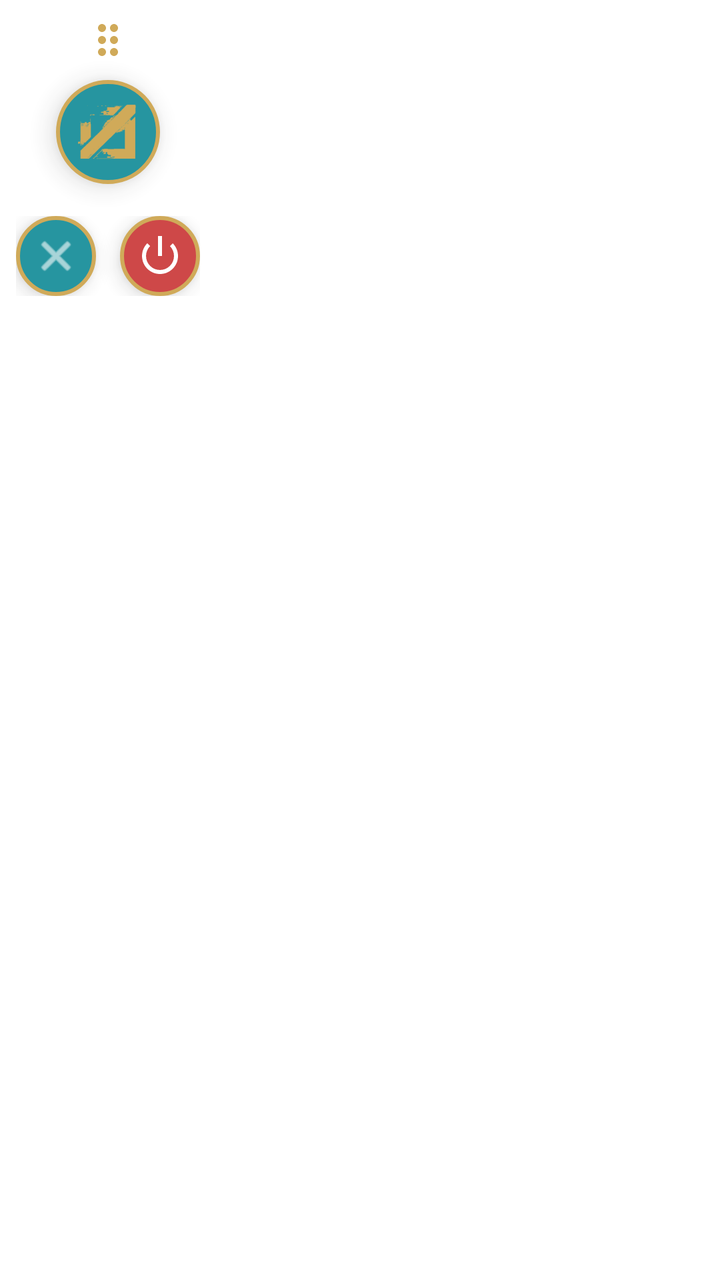
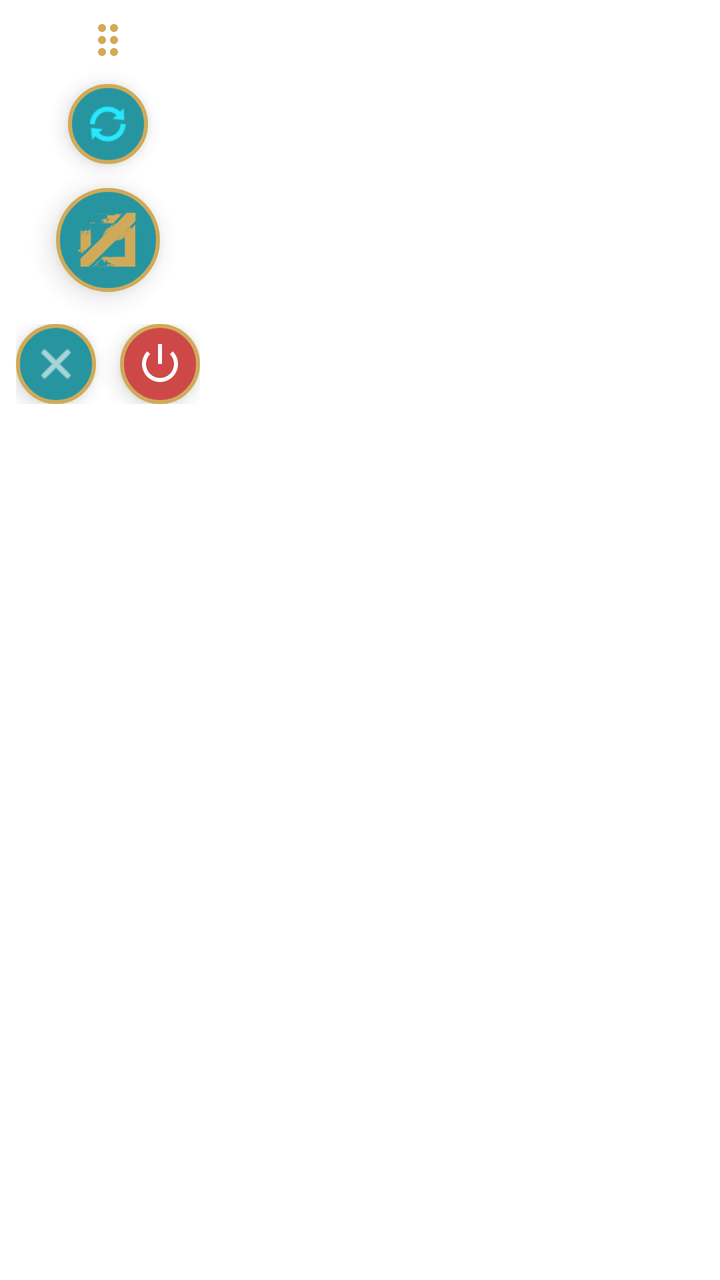

Compare the two renders of this Android layout. The source of the first and the diff that turns it into the second are given below.
<!-- AndroidManifest.xml: fallback theme Theme.MaterialComponents.DayNight.NoActionBar -->
<!-- res/layout/layout_overlay.xml -->
<?xml version="1.0" encoding="utf-8"?>
<FrameLayout xmlns:android="http://schemas.android.com/apk/res/android"
    android:layout_width="wrap_content"
    android:layout_height="wrap_content"
    android:animateLayoutChanges="true">

    
    <ImageButton
        android:id="@+id/btnCollapsedBubble"
        android:layout_width="48dp"
        android:layout_height="48dp"
        android:layout_gravity="start|top"
        android:background="@drawable/bg_hextech_button"
        android:src="@drawable/ic_general" 
        android:tint="#FFFFFF"
        android:scaleType="fitCenter"
        android:padding="10dp"
        android:cropToPadding="true"
        android:elevation="6dp"
        android:alpha="0.75"
        android:contentDescription="Expandir Controles"
        android:visibility="gone" />

    
    <LinearLayout
        android:id="@+id/expandedContainer"
        android:layout_width="wrap_content"
        android:layout_height="wrap_content"
        android:orientation="horizontal"
        android:padding="8dp"
        android:alpha="0.85">

        
        <FrameLayout
            android:id="@+id/messageContainer"
            android:layout_width="340dp"
            android:layout_height="230dp"
            android:layout_marginEnd="12dp"
            android:layout_gravity="center_vertical"
            android:background="@drawable/bg_hextech_panel"
            android:visibility="gone">

            <LinearLayout
                android:layout_width="match_parent"
                android:layout_height="match_parent"
                android:orientation="vertical">

                
                <LinearLayout
                    android:id="@+id/messageHeader"
                    android:layout_width="match_parent"
                    android:layout_height="wrap_content"
                    android:orientation="horizontal"
                    android:gravity="center_vertical"
                    android:paddingStart="12dp"
                    android:paddingEnd="6dp"
                    android:paddingTop="6dp"
                    android:paddingBottom="4dp"
                    android:background="#151A23">

                    <ImageView
                        android:layout_width="16dp"
                        android:layout_height="16dp"
                        android:src="@drawable/ic_general"
                        android:tint="#00E5FF"
                        android:contentDescription="Drafting" />

                    <TextView
                        android:id="@+id/messageTitle"
                        android:layout_width="0dp"
                        android:layout_height="wrap_content"
                        android:layout_weight="1"
                        android:layout_marginStart="8dp"
                        android:text="RECOMENDACIÓN AI"
                        android:textColor="#C89B3C"
                        android:textSize="11sp"
                        android:textStyle="bold"
                        android:letterSpacing="0.08" />

                    <ImageButton
                        android:id="@+id/btnToggleOpacity"
                        android:layout_width="28dp"
                        android:layout_height="28dp"
                        android:layout_marginEnd="4dp"
                        android:background="?android:attr/selectableItemBackgroundBorderless"
                        android:src="@drawable/ic_opacity"
                        android:tint="#CBD5E1"
                        android:scaleType="fitCenter"
                        android:padding="5dp"
                        android:contentDescription="Transparencia" />

                    <ImageButton
                        android:id="@+id/btnToggleSize"
                        android:layout_width="28dp"
                        android:layout_height="28dp"
                        android:layout_marginEnd="4dp"
                        android:background="?android:attr/selectableItemBackgroundBorderless"
                        android:src="@drawable/ic_resize"
                        android:tint="#CBD5E1"
                        android:scaleType="fitCenter"
                        android:padding="5dp"
                        android:contentDescription="Cambiar tamaño" />

                    <ImageButton
                        android:id="@+id/btnRefreshDraft"
                        android:layout_width="28dp"
                        android:layout_height="28dp"
                        android:layout_marginEnd="4dp"
                        android:background="?android:attr/selectableItemBackgroundBorderless"
                        android:src="@android:drawable/ic_popup_sync"
                        android:tint="#00E5FF"
                        android:scaleType="fitCenter"
                        android:padding="5dp"
                        android:contentDescription="Reconsultar alternativas" />

                    <ImageButton
                        android:id="@+id/btnCopyMessage"
                        android:layout_width="28dp"
                        android:layout_height="28dp"
                        android:layout_marginEnd="4dp"
                        android:background="?android:attr/selectableItemBackgroundBorderless"
                        android:src="@drawable/ic_copy"
                        android:tint="#CBD5E1"
                        android:scaleType="fitCenter"
                        android:padding="5dp"
                        android:contentDescription="Copiar recomendación" />

                    <ImageButton
                        android:id="@+id/btnCloseMessage"
                        android:layout_width="28dp"
                        android:layout_height="28dp"
                        android:background="?android:attr/selectableItemBackgroundBorderless"
                        android:src="@android:drawable/ic_menu_close_clear_cancel"
                        android:tint="#CBD5E1"
                        android:scaleType="fitCenter"
                        android:padding="5dp"
                        android:contentDescription="Cerrar recomendación" />
                </LinearLayout>

                <View
                    android:layout_width="match_parent"
                    android:layout_height="1dp"
                    android:background="#2D3748" />

                
                <FrameLayout
                    android:layout_width="match_parent"
                    android:layout_height="0dp"
                    android:layout_weight="1">

                    
                    <LinearLayout
                        android:id="@+id/loadingLayout"
                        android:layout_width="match_parent"
                        android:layout_height="match_parent"
                        android:orientation="vertical"
                        android:gravity="center"
                        android:visibility="gone">
                        
                        <ProgressBar
                            android:layout_width="36dp"
                            android:layout_height="36dp"
                            android:indeterminateTint="#00E5FF" />
                            
                        <TextView
                            android:id="@+id/loadingTextView"
                            android:layout_width="wrap_content"
                            android:layout_height="wrap_content"
                            android:layout_marginTop="10dp"
                            android:text="Analizando partida..."
                            android:textColor="#FFFFFF"
                            android:textSize="14sp"
                            android:textStyle="bold" />
                    </LinearLayout>

                    
                    <ScrollView
                        android:id="@+id/resultScrollView"
                        android:layout_width="match_parent"
                        android:layout_height="match_parent"
                        android:paddingStart="14dp"
                        android:paddingEnd="14dp"
                        android:paddingTop="10dp"
                        android:paddingBottom="12dp"
                        android:scrollbars="vertical"
                        android:fadeScrollbars="false"
                        android:visibility="gone">
                        
                        <TextView
                            android:id="@+id/resultTextView"
                            android:layout_width="match_parent"
                            android:layout_height="wrap_content"
                            android:textColor="#FFFFFF"
                            android:textStyle="normal"
                            android:lineSpacingExtra="4dp"
                            android:textSize="14.5sp" />
                    </ScrollView>
                </FrameLayout>
            </LinearLayout>

            
            <ImageView
                android:id="@+id/btnResizeCorner"
                android:layout_width="22dp"
                android:layout_height="22dp"
                android:layout_gravity="bottom|end"
                android:layout_margin="3dp"
                android:padding="2dp"
                android:src="@drawable/ic_resize_corner"
                android:tint="#A0C89B3C"
                android:alpha="0.8"
                android:contentDescription="Ajustar tamaño arrastrando" />
        </FrameLayout>

        
        <LinearLayout
            android:id="@+id/controlsContainer"
            android:layout_width="wrap_content"
            android:layout_height="wrap_content"
            android:orientation="vertical"
            android:gravity="center_horizontal"
            android:layout_gravity="center_vertical">
            
            <ImageView
                android:id="@+id/dragHandle"
                android:layout_width="24dp"
                android:layout_height="24dp"
                android:layout_marginBottom="8dp"
                android:src="@drawable/ic_drag_handle"
                android:contentDescription="Arrastrar" />
            
            
            <ImageButton
                android:id="@+id/btnCaptureGeneral"
                android:layout_width="52dp"
                android:layout_height="52dp"
                android:background="@drawable/bg_hextech_button"
                android:src="@drawable/ic_general"
                android:tint="#C89B3C"
                android:scaleType="fitCenter"
                android:padding="11dp"
                android:cropToPadding="true"
                android:elevation="8dp"
                android:contentDescription="Analizar Draft" />
                
            
            <LinearLayout
                android:layout_width="wrap_content"
                android:layout_height="wrap_content"
                android:orientation="horizontal"
                android:layout_marginTop="16dp"
                android:gravity="center">
                
                
                <ImageButton
                    android:id="@+id/btnMinimize"
                    android:layout_width="40dp"
                    android:layout_height="40dp"
                    android:layout_marginEnd="12dp"
                    android:background="@drawable/bg_hextech_button"
                    android:src="@android:drawable/ic_menu_close_clear_cancel"
                    android:tint="#FFFFFF"
                    android:scaleType="fitCenter"
                    android:padding="8dp"
                    android:cropToPadding="true"
                    android:elevation="6dp"
                    android:contentDescription="Ocultar" />

                
                <ImageButton
                    android:id="@+id/btnClose"
                    android:layout_width="40dp"
                    android:layout_height="40dp"
                    android:background="@drawable/bg_hextech_close"
                    android:src="@android:drawable/ic_lock_power_off"
                    android:tint="#FFFFFF"
                    android:scaleType="fitCenter"
                    android:padding="8dp"
                    android:cropToPadding="true"
                    android:elevation="6dp"
                    android:contentDescription="Apagar Sistema" />
            </LinearLayout>
        </LinearLayout>
    </LinearLayout>
</FrameLayout>
<!-- resources referenced by this layout -->
<resources>
  <!-- drawable bg_hextech_button (drawable) -->
  <?xml version="1.0" encoding="utf-8"?>
  <shape xmlns:android="http://schemas.android.com/apk/res/android" android:shape="oval">
      <solid android:color="#00838F" />
      <stroke android:width="2dp" android:color="#C89B3C" />
  </shape>
  <!-- drawable bg_hextech_close (drawable) -->
  <?xml version="1.0" encoding="utf-8"?>
  <shape xmlns:android="http://schemas.android.com/apk/res/android" android:shape="oval">
      <solid android:color="#C62828" />
      <stroke android:width="2dp" android:color="#C89B3C" />
  </shape>
  <!-- drawable bg_hextech_panel (drawable) -->
  <?xml version="1.0" encoding="utf-8"?>
  <shape xmlns:android="http://schemas.android.com/apk/res/android" android:shape="rectangle">
      <solid android:color="#010A13" />
      <stroke android:width="2dp" android:color="#C89B3C" />
      <corners android:radius="12dp" />
  </shape>
  <!-- drawable ic_copy (drawable) -->
  <vector xmlns:android="http://schemas.android.com/apk/res/android"
      android:width="24dp"
      android:height="24dp"
      android:viewportWidth="24"
      android:viewportHeight="24">
    <path
        android:fillColor="#FFFFFFFF"
        android:pathData="M16,1H4C2.9,1 2,1.9 2,3v14h2V3h12V1zm3,4H8C6.9,5 6,5.9 6,7v14c0,1.1 0.9,2 2,2h11c1.1,0 2,-0.9 2,-2V7c0,-1.1 -0.9,-2 -2,-2zm0,16H8V7h11v14z"/>
  </vector>
  <!-- drawable ic_drag_handle (drawable) -->
  <vector xmlns:android="http://schemas.android.com/apk/res/android"
      android:width="24dp"
      android:height="24dp"
      android:viewportWidth="24"
      android:viewportHeight="24">
    <path
        android:fillColor="#C89B3C"
        android:pathData="M11,18c0,1.1 -0.9,2 -2,2s-2,-0.9 -2,-2s0.9,-2 2,-2S11,16.9 11,18zM9,10c-1.1,0 -2,0.9 -2,2s0.9,2 2,2s2,-0.9 2,-2S10.1,10 9,10zM9,4c-1.1,0 -2,0.9 -2,2s0.9,2 2,2s2,-0.9 2,-2S10.1,4 9,4zM15,8c1.1,0 2,-0.9 2,-2s-0.9,-2 -2,-2s-2,0.9 -2,2S13.9,8 15,8zM15,10c-1.1,0 -2,0.9 -2,2s0.9,2 2,2s2,-0.9 2,-2S16.1,10 15,10zM15,16c-1.1,0 -2,0.9 -2,2s0.9,2 2,2s2,-0.9 2,-2S16.1,16 15,16z"/>
  </vector>
  <!-- drawable ic_general: png bitmap (drawable, 6331 bytes) -->
  <!-- drawable ic_opacity (drawable) -->
  <vector xmlns:android="http://schemas.android.com/apk/res/android"
      android:width="24dp"
      android:height="24dp"
      android:viewportWidth="24"
      android:viewportHeight="24">
    <path
        android:fillColor="#FFFFFFFF"
        android:pathData="M17.66,8L12,2.35 6.34,8C4.78,9.56 4,11.64 4,13.72c0,2.07 0.78,4.15 2.34,5.71 1.56,1.57 3.64,2.34 5.71,2.34s4.14-0.77 5.71-2.34C19.32,17.87 20.1,15.79 20.1,13.72c0-2.08-0.78-4.16-2.44-5.72zM6,14c0.01-1.93 0.7-3.69 1.95-4.95L12,5.1V19c-1.38,0-2.68-0.54-3.65-1.51C7.38,16.52 6,15.34 6,14z"/>
  </vector>
  <!-- drawable ic_resize (drawable) -->
  <vector xmlns:android="http://schemas.android.com/apk/res/android"
      android:width="24dp"
      android:height="24dp"
      android:viewportWidth="24"
      android:viewportHeight="24">
    <path
        android:fillColor="#FFFFFFFF"
        android:pathData="M15,3l2.3,2.3-2.89,2.87 1.42,1.42L18.7,6.7 21,9V3h-6zM3,9l2.3-2.3 2.87,2.89 1.42-1.42L6.7,5.3 9,3H3v6zm6,12l-2.3-2.3 2.89-2.87-1.42-1.42L5.3,17.3 3,15v6h6zm12-6l-2.3,2.3-2.87-2.89-1.42,1.42 2.89,2.87L15,21h6v-6z"/>
  </vector>
  <!-- drawable ic_resize_corner (drawable) -->
  <vector xmlns:android="http://schemas.android.com/apk/res/android"
      android:width="24dp"
      android:height="24dp"
      android:viewportWidth="24"
      android:viewportHeight="24">
    <path
        android:fillColor="#FFFFFFFF"
        android:pathData="M22,22h-2v-2h2v2zm0-4h-2v-2h2v2zm-4,4h-2v-2h2v2zm0-4h-2v-2h2v2zm-4,4h-2v-2h2v2zm8-8h-2v-2h2v2z"/>
  </vector>
</resources>

<!-- the commit's change to res/layout/layout_overlay.xml (unified diff, before → after) -->
@@ -100,18 +100,6 @@
                         android:scaleType="fitCenter"
                         android:padding="5dp"
                         android:contentDescription="Cambiar tamaño" />
-
-                    <ImageButton
-                        android:id="@+id/btnRefreshDraft"
-                        android:layout_width="28dp"
-                        android:layout_height="28dp"
-                        android:layout_marginEnd="4dp"
-                        android:background="?android:attr/selectableItemBackgroundBorderless"
-                        android:src="@android:drawable/ic_popup_sync"
-                        android:tint="#00E5FF"
-                        android:scaleType="fitCenter"
-                        android:padding="5dp"
-                        android:contentDescription="Reconsultar alternativas" />
 
                     <ImageButton
                         android:id="@+id/btnCopyMessage"
@@ -225,10 +213,25 @@
                 android:id="@+id/dragHandle"
                 android:layout_width="24dp"
                 android:layout_height="24dp"
-                android:layout_marginBottom="8dp"
+                android:layout_marginBottom="10dp"
                 android:src="@drawable/ic_drag_handle"
                 android:contentDescription="Arrastrar" />
             
+            
+            <ImageButton
+                android:id="@+id/btnRefreshDraft"
+                android:layout_width="40dp"
+                android:layout_height="40dp"
+                android:layout_marginBottom="12dp"
+                android:background="@drawable/bg_hextech_button"
+                android:src="@android:drawable/ic_popup_sync"
+                android:tint="#00E5FF"
+                android:scaleType="fitCenter"
+                android:padding="8dp"
+                android:cropToPadding="true"
+                android:elevation="6dp"
+                android:contentDescription="Reconsultar Alternativas" />
+
             
             <ImageButton
                 android:id="@+id/btnCaptureGeneral"
